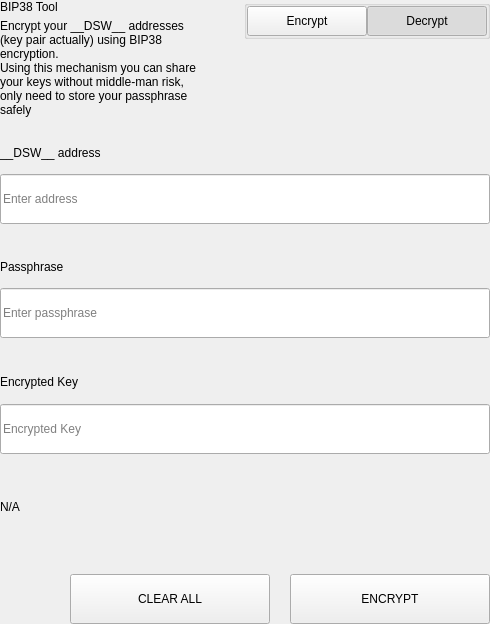
The window that src/qt/pivx/settings/forms/settingsbittoolwidget.ui (decenomy/DSW) describes before a commit, drawn with Qt 5.
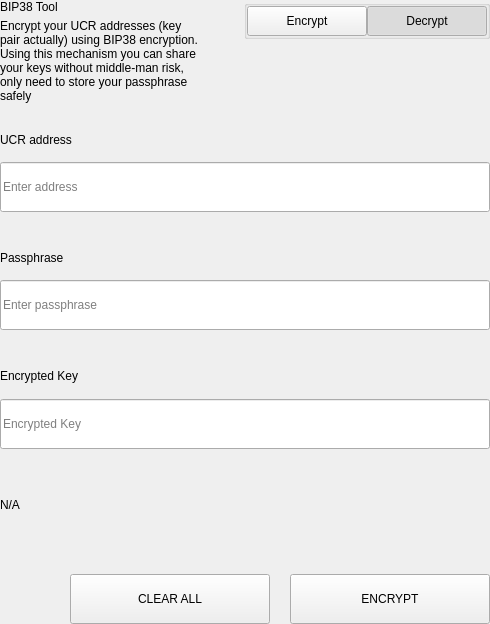
The same window after the commit.

The edit to the form file:
```diff
--- a/src/qt/pivx/settings/forms/settingsbittoolwidget.ui
+++ b/src/qt/pivx/settings/forms/settingsbittoolwidget.ui
@@ -69,7 +69,7 @@
             <item>
              <widget class="QLabel" name="labelSubtitle1">
               <property name="text">
-               <string>Encrypt your __DSW__ addresses (key pair actually) using BIP38 encryption.
+               <string>Encrypt your UCR addresses (key pair actually) using BIP38 encryption.
 Using this mechanism you can share your keys without middle-man risk, only need to store your passphrase safely</string>
               </property>
               <property name="wordWrap">
@@ -657,7 +657,7 @@
                   </size>
                  </property>
                  <property name="text">
-                  <string>__DSW__ address</string>
+                  <string>UCR address</string>
                  </property>
                 </widget>
                </item>
```
